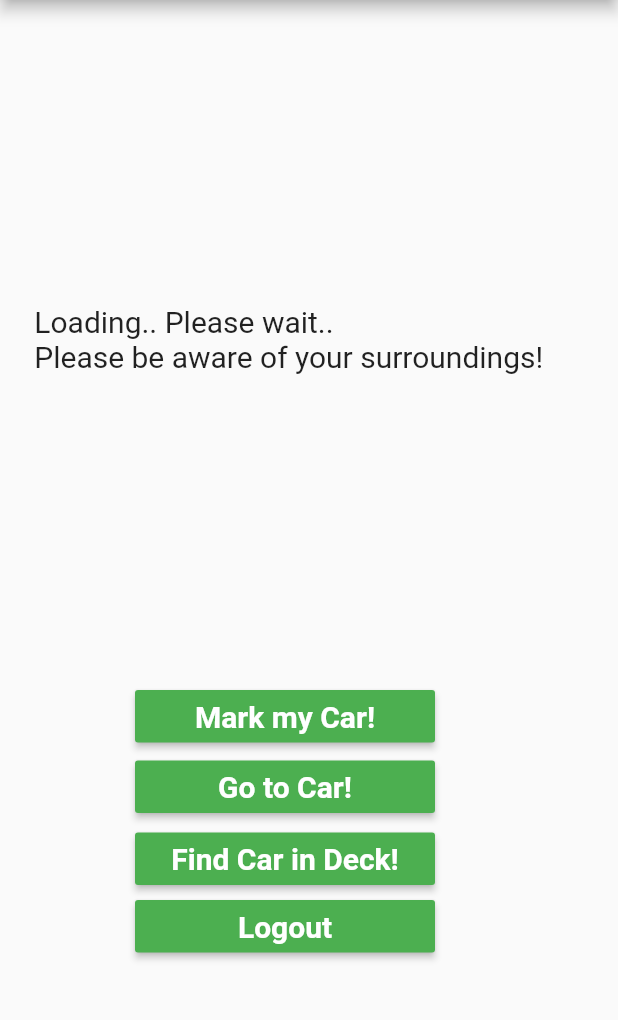
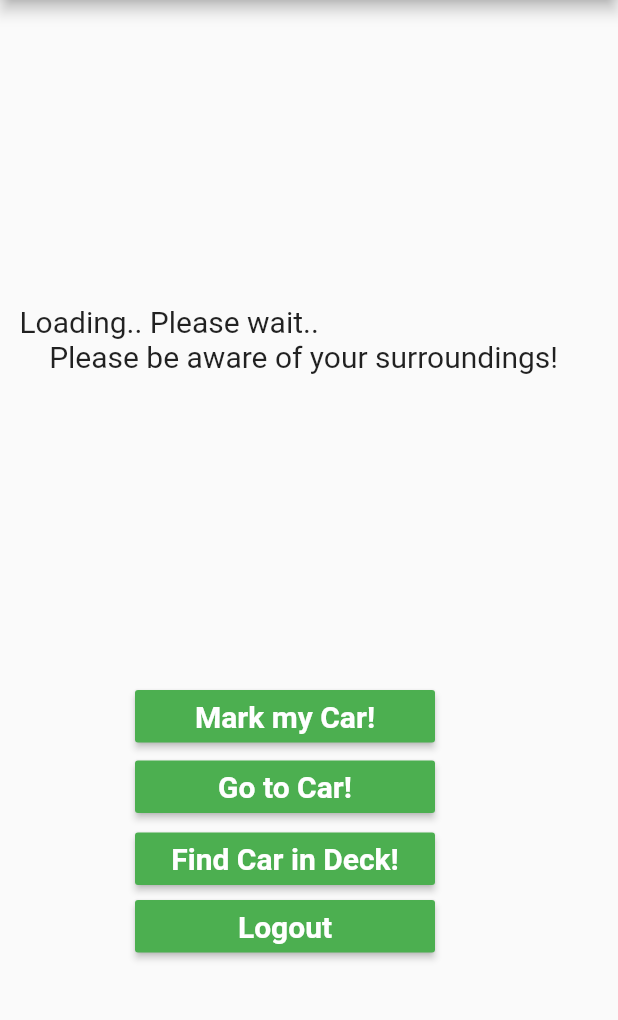
Before and after one commit to fundare/fundare, a Flutter app: the UserPage screen opened by its route, on a phone screen of 412 x 824 dp, the part 84-1104 px from its top. Run offline on Flutter 3.47's test engine with Material 2 defaults, Android fonts, the phone set to English and light mode, and no system bars; our stand-ins replace cloud_firestore, firebase_auth, geolocator, google_maps_flutter; missing offline and left inert: geoflutterfire; accounts and stored records are empty.

Commit message:
commiting local changes

```diff
--- a/3.0_fundare_app/lib/user.dart
+++ b/3.0_fundare_app/lib/user.dart
@@ -129,7 +129,9 @@ class _UserPageState extends State<UserPage> {
                       polylines: routePolyline)
                   : Center(
                       child: Text(
-                      'Loading.. Please wait..\nPlease be aware of your surroundings!',
+                      'Loading.. Please wait..' +
+                          '\n' +
+                          '    Please be aware of your surroundings!',
                       style: TextStyle(fontSize: 20.0),
                     ))),
           // SizedBox(height: 5.0),
```
